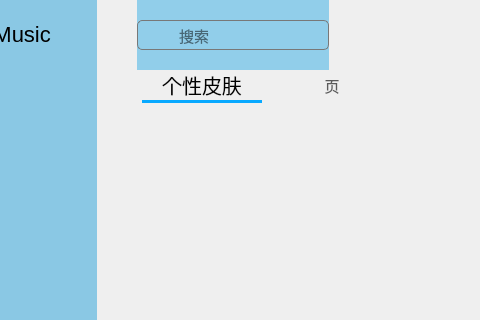
Above: MyMusic/MyMusic/mainwindow.ui from qunigouming/MyMusic before the change; both pictures show x 83 to 563 and y 0 to 320 of the 900 by 700 pixel window. Below: the same form after it.
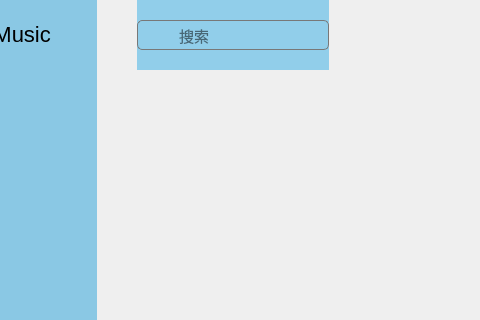
That is the form after the change. The open tabs and pages were chosen to show the change. Icons and pictures are not drawn. Custom widgets are drawn as their Qt base class.

```diff
--- a/MyMusic/MyMusic/mainwindow.ui
+++ b/MyMusic/MyMusic/mainwindow.ui
@@ -1074,6 +1074,7 @@
              </item>
             </layout>
            </widget>
+           <widget class="QWidget" name="songlistPage"/>
           </widget>
          </item>
         </layout>
```
Left out of the diff: 2 changed lines with no effect on the pictures.
